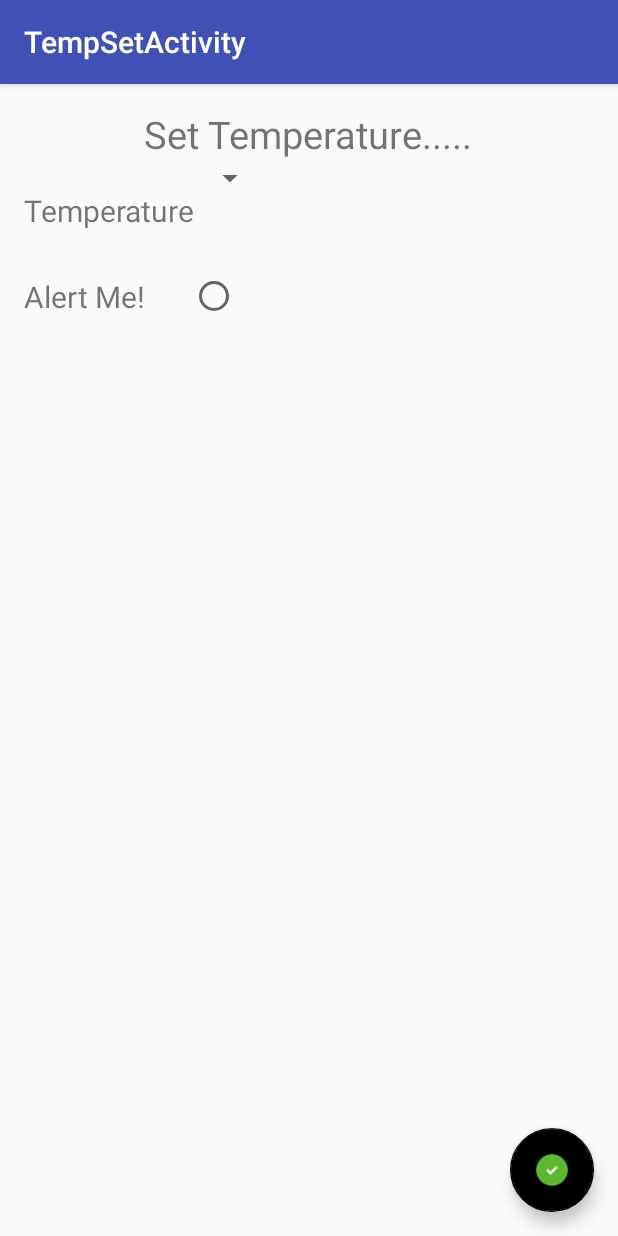
After one commit to DavidPos/TempControl, an Android app: the TempSetActivity screen opened directly, with no data from a screen before it, on a phone screen of 412 x 824 dp. The commit adds this screen. Run offline under Robolectric (Android 15) with nearby library versions, the phone set to English and light mode, and no system bars.

Commit message:
Activity to set temp and be alert if temp is of normal temperature

```diff
--- a/app/src/main/AndroidManifest.xml
+++ b/app/src/main/AndroidManifest.xml
@@ -1,29 +1,45 @@
-<?xml version="1.0" encoding="utf-8"?><manifest xmlns:android="http://schemas.android.com/apk/res/android"
+<?xml version="1.0" encoding="utf-8"?>
+<manifest xmlns:android="http://schemas.android.com/apk/res/android"
     package="com.sailoftlabs.tempcontrol">
 
-<application android:allowBackup="true" android:icon="@mipmap/ic_launcher" android:label="@string/app_name"
-    android:supportsRtl="true" android:theme="@style/AppTheme">
-    <activity android:name=".MainActivity" android:label="@string/app_name" android:theme="@style/AppTheme.NoActionBar">
+    <application
+        android:allowBackup="true"
+        android:icon="@mipmap/ic_launcher"
+        android:label="@string/app_name"
+        android:supportsRtl="true"
+        android:theme="@style/AppTheme">
+        <activity
+            android:name=".MainActivity"
+            android:label="@string/app_name"
+            android:theme="@style/AppTheme.NoActionBar">
             <intent-filter>
                 <action android:name="android.intent.action.MAIN" />
 
                 <category android:name="android.intent.category.LAUNCHER" />
             </intent-filter>
         </activity>
-
-
-    <activity android:name=".Login" android:label="@string/title_activity_login"
-        android:parentActivityName=".MainActivity" android:theme="@style/AppTheme.NoActionBar">
-
-        <meta-data android:name="android.support.PARENT_ACTIVITY" android:value="com.sailoftlabs.tempcontrol.MainActivity" />
-    </activity>
-    <activity android:name="com.sailoftlabs.tempcontrol.DeviceSelect" android:label="@string/title_activity_device_select"
-        android:theme="@style/AppTheme.NoActionBar"
-        android:parentActivityName="com.sailoftlabs.tempcontrol.MainActivity">
-        <meta-data android:name="android.support.PARENT_ACTIVITY"
+        <activity
+            android:name=".Login"
+            android:label="@string/title_activity_login"
+            android:parentActivityName=".MainActivity"
+            android:theme="@style/AppTheme.NoActionBar">
+            <meta-data
+                android:name="android.support.PARENT_ACTIVITY"
                 android:value="com.sailoftlabs.tempcontrol.MainActivity" />
         </activity>
+        <activity
+            android:name=".DeviceSelect"
+            android:label="@string/title_activity_device_select"
+            android:parentActivityName=".MainActivity"
+            android:theme="@style/AppTheme.NoActionBar">
+            <meta-data
+                android:name="android.support.PARENT_ACTIVITY"
+                android:value="com.sailoftlabs.tempcontrol.MainActivity" />
+        </activity>
+        <activity
+            android:name=".TempSetActivity"
+            android:label="@string/title_activity_temp_set"
+            android:theme="@style/AppTheme.NoActionBar"></activity>
     </application>
 
-
 </manifest>
--- /dev/null
+++ b/app/src/main/java/com/sailoftlabs/tempcontrol/TempSetActivity.java
@@ -0,0 +1,29 @@
+package com.sailoftlabs.tempcontrol;
+
+import android.os.Bundle;
+import android.support.design.widget.FloatingActionButton;
+import android.support.design.widget.Snackbar;
+import android.support.v7.app.AppCompatActivity;
+import android.support.v7.widget.Toolbar;
+import android.view.View;
+
+public class TempSetActivity extends AppCompatActivity {
+
+    @Override
+    protected void onCreate(Bundle savedInstanceState) {
+        super.onCreate(savedInstanceState);
+        setContentView(R.layout.activity_temp_set);
+        Toolbar toolbar = (Toolbar) findViewById(R.id.toolbar);
+        setSupportActionBar(toolbar);
+
+        FloatingActionButton fab = (FloatingActionButton) findViewById(R.id.fab);
+        fab.setOnClickListener(new View.OnClickListener() {
+            @Override
+            public void onClick(View view) {
+                Snackbar.make(view, "Replace with your own action", Snackbar.LENGTH_LONG)
+                        .setAction("Action", null).show();
+            }
+        });
+    }
+
+}
--- /dev/null
+++ b/app/src/main/res/layout/activity_temp_set.xml
@@ -0,0 +1,35 @@
+<?xml version="1.0" encoding="utf-8"?>
+<android.support.design.widget.CoordinatorLayout xmlns:android="http://schemas.android.com/apk/res/android"
+    xmlns:app="http://schemas.android.com/apk/res-auto"
+    xmlns:tools="http://schemas.android.com/tools"
+    android:layout_width="match_parent"
+    android:layout_height="match_parent"
+    android:fitsSystemWindows="true"
+    tools:context="com.sailoftlabs.tempcontrol.TempSetActivity">
+
+    <android.support.design.widget.AppBarLayout
+        android:layout_width="match_parent"
+        android:layout_height="wrap_content"
+        android:theme="@style/AppTheme.AppBarOverlay">
+
+        <android.support.v7.widget.Toolbar
+            android:id="@+id/toolbar"
+            android:layout_width="match_parent"
+            android:layout_height="?attr/actionBarSize"
+            android:background="?attr/colorPrimary"
+            app:popupTheme="@style/AppTheme.PopupOverlay" />
+
+    </android.support.design.widget.AppBarLayout>
+
+    <include layout="@layout/content_temp_set" />
+
+    <android.support.design.widget.FloatingActionButton
+        android:id="@+id/fab"
+        android:layout_width="wrap_content"
+        android:layout_height="wrap_content"
+        android:layout_gravity="bottom|end"
+        android:layout_margin="@dimen/fab_margin"
+        android:src="@mipmap/ic_shared_check"
+        />
+
+</android.support.design.widget.CoordinatorLayout>
--- /dev/null
+++ b/app/src/main/res/layout/content_temp_set.xml
@@ -0,0 +1,66 @@
+<?xml version="1.0" encoding="utf-8"?>
+<RelativeLayout xmlns:android="http://schemas.android.com/apk/res/android"
+    xmlns:app="http://schemas.android.com/apk/res-auto"
+    xmlns:tools="http://schemas.android.com/tools"
+    android:layout_width="match_parent"
+    android:layout_height="match_parent"
+    android:paddingBottom="@dimen/activity_vertical_margin"
+    android:paddingLeft="@dimen/activity_horizontal_margin"
+    android:paddingRight="@dimen/activity_horizontal_margin"
+    android:paddingTop="@dimen/activity_vertical_margin"
+    app:layout_behavior="@string/appbar_scrolling_view_behavior"
+    tools:context="com.sailoftlabs.tempcontrol.TempSetActivity"
+    tools:showIn="@layout/activity_temp_set">
+
+    <TextView
+        android:layout_width="wrap_content"
+        android:layout_height="wrap_content"
+        android:id="@+id/label"
+        android:layout_alignParentTop="true"
+        android:layout_centerHorizontal="true"
+        android:text="Set Temperature....."
+        android:textSize="25sp"/>
+    <LinearLayout
+        android:layout_width="match_parent"
+        android:layout_height="wrap_content"
+        android:layout_below="@+id/label"
+        android:orientation="horizontal"
+        android:id="@+id/linearLayout">
+        <TextView
+            android:layout_width="wrap_content"
+            android:layout_height="wrap_content"
+            android:id="@+id/selector"
+            android:layout_marginTop="20dp"
+            android:text="Temperature"
+            android:textSize="20sp"/>
+        <Spinner
+            android:layout_width="wrap_content"
+            android:layout_height="wrap_content"
+            android:id="@+id/spinner"
+             />
+
+    </LinearLayout>
+
+    <LinearLayout
+        android:layout_width="match_parent"
+        android:layout_height="match_parent"
+        android:orientation="horizontal"
+        android:layout_below="@+id/linearLayout">
+        <TextView
+            android:layout_width="wrap_content"
+            android:layout_height="wrap_content"
+            android:textSize="20sp"
+            android:text="Alert Me!"
+            android:layout_marginTop="30dp"
+            android:layout_marginRight="30dp"
+            />
+        <RadioButton
+            android:layout_width="wrap_content"
+            android:layout_height="wrap_content"
+            android:layout_marginTop="27dp"
+            android:layout_marginRight="30dp"
+            />
+    </LinearLayout>
+
+
+</RelativeLayout>
--- a/app/src/main/res/values/drawables.xml
+++ b/app/src/main/res/values/drawables.xml
@@ -5,4 +5,5 @@
     <item name="ic_menu_manage" type="drawable">@android:drawable/ic_menu_manage</item>
     <item name="ic_menu_share" type="drawable">@android:drawable/ic_menu_share</item>
     <item name="ic_menu_send" type="drawable">@android:drawable/ic_menu_send</item>
+
 </resources>
--- a/app/src/main/res/values/strings.xml
+++ b/app/src/main/res/values/strings.xml
@@ -46,5 +46,6 @@
     <string name="content_des_message_icon">message icon</string>
     <string name="content_desc_user_avatar">User avatar</string>
     <string name="title_activity_device_select">DeviceSelect</string>
+    <string name="title_activity_temp_set">TempSetActivity</string>
 
 </resources>
```
Also changed, not shown: app/src/main/res/mipmap-hdpi/ic_shared_check.png (added), app/src/main/res/mipmap-xhdpi/ic_shared_check.png (added), app/src/main/res/mipmap-xxhdpi/ic_shared_check.png (added), app/src/main/res/mipmap-xxxhdpi/ic_shared_check.png (added). Lines whose indentation alone changed are shown as unchanged.
